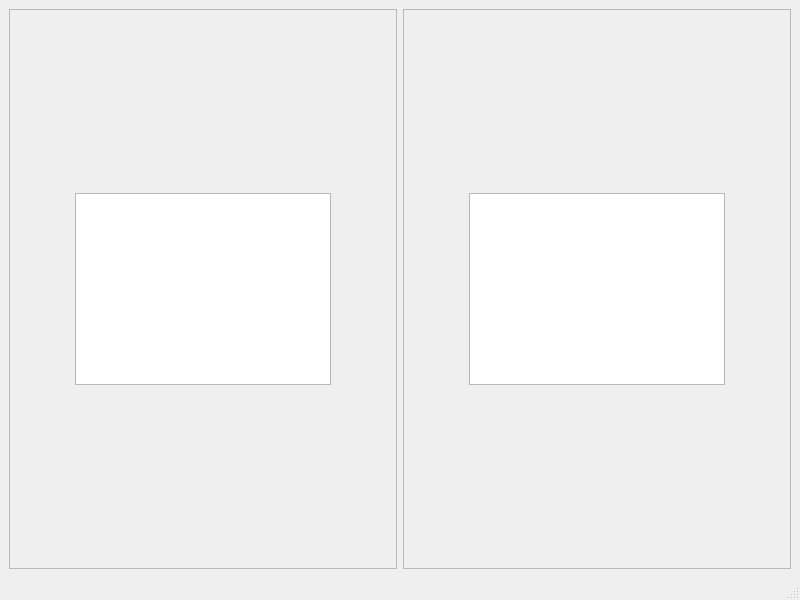
Above: forms/tileseteditor.ui from huderlem/porymap before the change. Below: the same form after it.
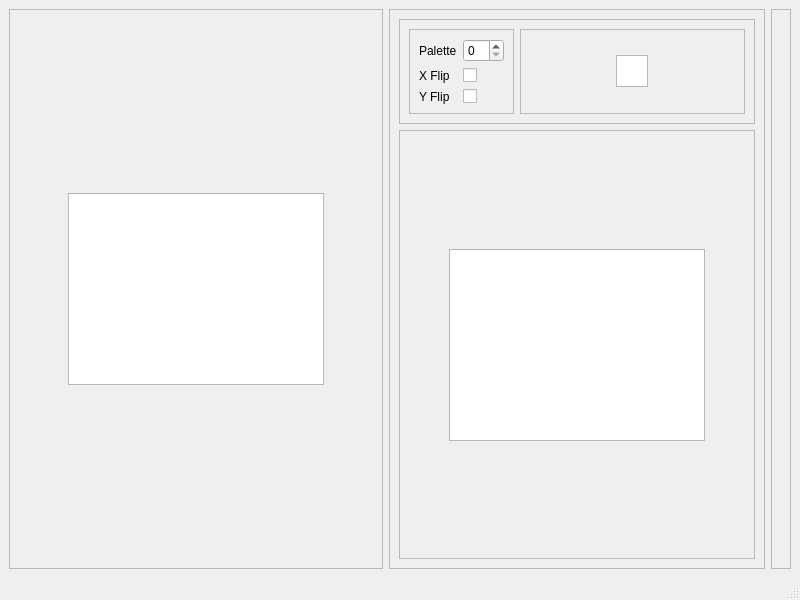
That is the form after the change.

Commit message: Add palette and flip selectors to tileset editor

Diff of the .ui file:
```diff
--- a/forms/tileseteditor.ui
+++ b/forms/tileseteditor.ui
@@ -25,7 +25,7 @@
         <rect>
          <x>0</x>
          <y>0</y>
-         <width>386</width>
+         <width>363</width>
          <height>539</height>
         </rect>
        </property>
@@ -90,6 +90,114 @@
      </widget>
     </item>
     <item>
+     <widget class="QFrame" name="frame_2">
+      <property name="frameShape">
+       <enum>QFrame::StyledPanel</enum>
+      </property>
+      <property name="frameShadow">
+       <enum>QFrame::Raised</enum>
+      </property>
+      <layout class="QVBoxLayout" name="verticalLayout">
+       <item alignment="Qt::AlignTop">
+        <widget class="QFrame" name="frame_4">
+         <property name="frameShape">
+          <enum>QFrame::StyledPanel</enum>
+         </property>
+         <property name="frameShadow">
+          <enum>QFrame::Raised</enum>
+         </property>
+         <layout class="QHBoxLayout" name="horizontalLayout_4">
+          <item>
+           <widget class="QFrame" name="frame_3">
+            <property name="frameShape">
+             <enum>QFrame::StyledPanel</enum>
+            </property>
+            <property name="frameShadow">
+             <enum>QFrame::Raised</enum>
+            </property>
+            <layout class="QFormLayout" name="formLayout_3">
+             <item row="2" column="0">
+              <widget class="QLabel" name="label_3">
+               <property name="text">
+                <string>Y Flip</string>
+               </property>
+              </widget>
+             </item>
+             <item row="0" column="0">
+              <widget class="QLabel" name="label">
+               <property name="text">
+                <string>Palette</string>
+               </property>
+              </widget>
+             </item>
+             <item row="0" column="1">
+              <widget class="QSpinBox" name="spinBox_paletteSelector"/>
+             </item>
+             <item row="1" column="0">
+              <widget class="QLabel" name="label_2">
+               <property name="text">
+                <string>X Flip</string>
+               </property>
+              </widget>
+             </item>
+             <item row="1" column="1">
+              <widget class="QCheckBox" name="checkBox_xFlip">
+               <property name="layoutDirection">
+                <enum>Qt::LeftToRight</enum>
+               </property>
+               <property name="text">
+                <string/>
+               </property>
+              </widget>
+             </item>
+             <item row="2" column="1">
+              <widget class="QCheckBox" name="checkBox_yFlip">
+               <property name="text">
+                <string/>
+               </property>
+              </widget>
+             </item>
+            </layout>
+           </widget>
+          </item>
+          <item>
+           <widget class="QFrame" name="frame_5">
+            <property name="frameShape">
+             <enum>QFrame::StyledPanel</enum>
+            </property>
+            <property name="frameShadow">
+             <enum>QFrame::Raised</enum>
+            </property>
+            <layout class="QGridLayout" name="gridLayout_3">
+             <item row="0" column="0">
+              <widget class="QGraphicsView" name="graphicsView_selectedTile">
+               <property name="minimumSize">
+                <size>
+                 <width>32</width>
+                 <height>32</height>
+                </size>
+               </property>
+               <property name="maximumSize">
+                <size>
+                 <width>32</width>
+                 <height>32</height>
+                </size>
+               </property>
+               <property name="verticalScrollBarPolicy">
+                <enum>Qt::ScrollBarAlwaysOff</enum>
+               </property>
+               <property name="horizontalScrollBarPolicy">
+                <enum>Qt::ScrollBarAlwaysOff</enum>
+               </property>
+              </widget>
+             </item>
+            </layout>
+           </widget>
+          </item>
+         </layout>
+        </widget>
+       </item>
+       <item>
      <widget class="QScrollArea" name="scrollArea_Tiles">
       <property name="widgetResizable">
        <bool>true</bool>
@@ -99,8 +207,8 @@
         <rect>
          <x>0</x>
          <y>0</y>
-         <width>386</width>
-         <height>539</height>
+            <width>363</width>
+            <height>415</height>
         </rect>
        </property>
        <layout class="QGridLayout" name="gridLayout_2">
@@ -159,8 +267,35 @@
           </property>
          </spacer>
         </item>
-       </layout>
-      </widget>
+           <item row="1" column="0">
+            <spacer name="horizontalSpacer_3">
+             <property name="orientation">
+              <enum>Qt::Horizontal</enum>
+             </property>
+             <property name="sizeHint" stdset="0">
+              <size>
+               <width>40</width>
+               <height>20</height>
+              </size>
+             </property>
+            </spacer>
+           </item>
+          </layout>
+         </widget>
+        </widget>
+       </item>
+      </layout>
+     </widget>
+    </item>
+    <item>
+     <widget class="QFrame" name="frame">
+      <property name="frameShape">
+       <enum>QFrame::StyledPanel</enum>
+      </property>
+      <property name="frameShadow">
+       <enum>QFrame::Raised</enum>
+      </property>
+      <layout class="QFormLayout" name="formLayout"/>
      </widget>
     </item>
    </layout>
```
Left out of the diff: 17 changed lines with no effect on the pictures. Lines whose indentation alone changed are shown as unchanged. The commit also changes 8 other files.
